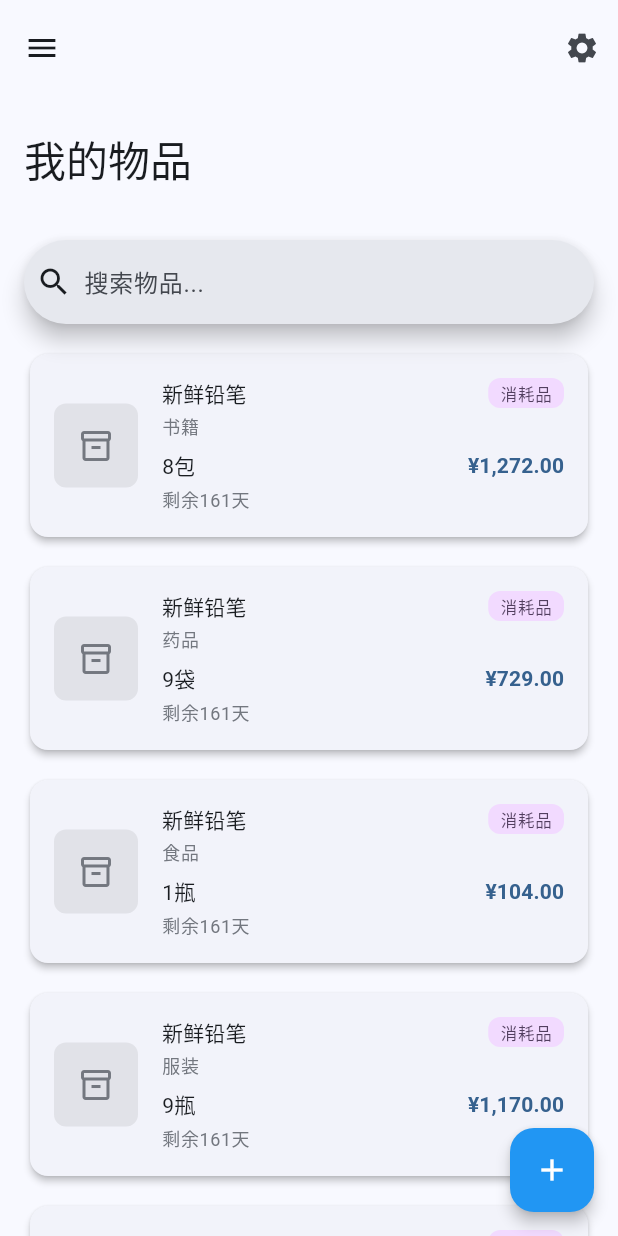
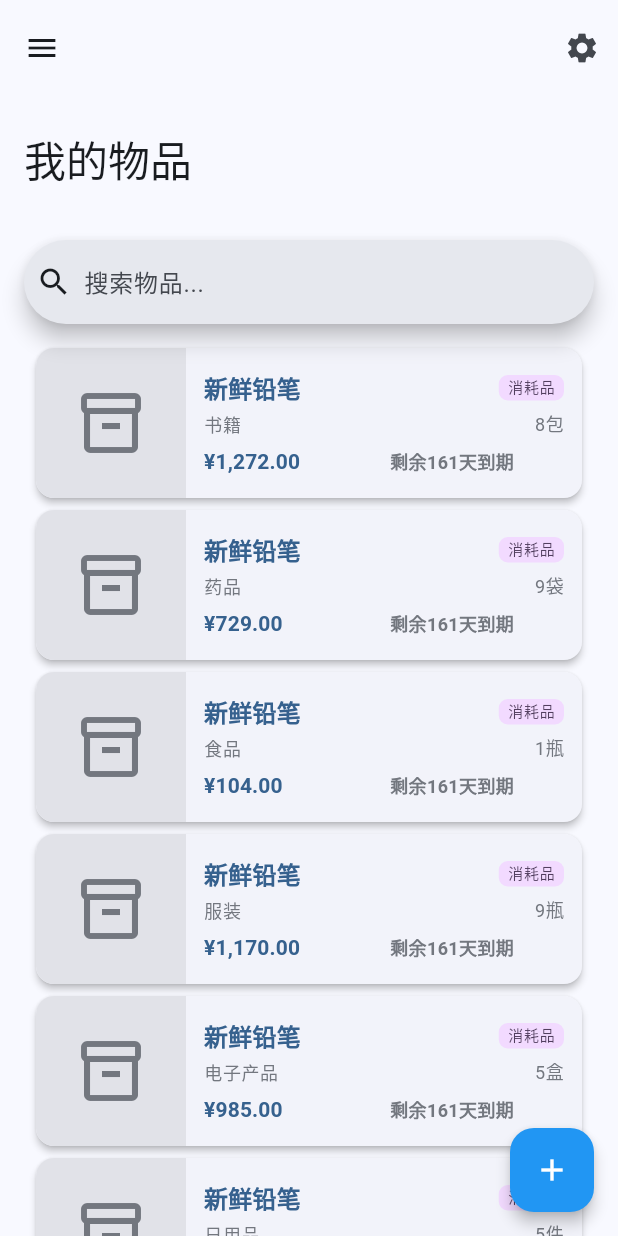
Before and after one commit to NeoXieChina/recording, a Flutter app: the screen it shows after launch, on a phone screen of 412 x 824 dp. Run offline on Flutter 3.47's test engine with Material 3 defaults, Android fonts, the phone set to English and light mode, and no system bars; drawn by our look-alikes of flutter_slidable; our stand-ins replace file_picker, flutter_local_notifications, image_picker, permission_handler, sqflite, timezone; missing offline and left inert: workmanager; accounts and stored records are empty.

Commit message:
feat: 更新README，添加开发设置说明；优化物品列表界面，调整布局和样式；增强日期格式化工具，支持保修日期标识

```diff
--- a/lib/screens/item_list/item_list_screen.dart
+++ b/lib/screens/item_list/item_list_screen.dart
@@ -66,7 +66,9 @@ class _ItemListScreenState extends State<ItemListScreen> {
                   return Row(
                     children: [
                       Icon(
-                        type == ItemType.consumable ? Icons.local_grocery_store : Icons.construction,
+                        type == ItemType.consumable
+                            ? Icons.local_grocery_store
+                            : Icons.construction,
                         size: 20,
                         color: Theme.of(context).colorScheme.primary,
                       ),
@@ -92,7 +94,9 @@ class _ItemListScreenState extends State<ItemListScreen> {
             actions: [
               Consumer<ItemListProvider>(
                 builder: (context, provider, _) {
-                  final hasLocationFilter = provider.filterLocation != null && provider.filterLocation!.isNotEmpty;
+                  final hasLocationFilter =
+                      provider.filterLocation != null &&
+                      provider.filterLocation!.isNotEmpty;
                   final hasTypeFilter = provider.filterType != null;
                   if (hasLocationFilter || hasTypeFilter) {
                     return IconButton(
@@ -195,52 +199,74 @@ class _ItemListScreenState extends State<ItemListScreen> {
     );
   }
 
-
-
   Widget _buildItemCard(Item item, ItemListProvider provider) {
     final cs = Theme.of(context).colorScheme;
     final isWarning = item.isExpiringSoon || item.isWarrantyExpiringSoon;
     final isDanger = item.isExpired || item.isWarrantyExpired;
 
     return Padding(
-      padding: const EdgeInsets.only(bottom: 12),
+      padding: const EdgeInsets.only(bottom: 8),
       child: Slidable(
         endActionPane: ActionPane(
           motion: const ScrollMotion(),
-          extentRatio: 0.25,
+           extentRatio: 0.18,
           children: [
-            SlidableAction(
-              onPressed: (_) => _confirmDelete(item, provider),
-              backgroundColor: cs.error,
-              foregroundColor: cs.onError,
-              icon: Icons.delete,
-              label: '删除',
+                  Center(
+                    child: Container(
+                      width: 56,
+                      height: 56,
+                      decoration: BoxDecoration(
+                        color: cs.error,
                         borderRadius: BorderRadius.circular(12),
+                      ),
+                       child: GestureDetector(
+                         onTap: () => _confirmDelete(item, provider),
+                         child: Center(
+                           child: Icon(Icons.delete, color: cs.onError, size: 24),
+                         ),
+                       ),
+                    ),
                   ),
           ],
         ),
         child: Card(
           clipBehavior: Clip.antiAlias,
+          margin: const EdgeInsets.symmetric(horizontal: 8),
+          shape: RoundedRectangleBorder(
+            borderRadius: BorderRadius.circular(12),
+          ),
           child: InkWell(
             onTap: () {
               _navigateToEdit(item);
             },
+            borderRadius: BorderRadius.circular(12),
+            child: IntrinsicHeight(
+              child: Row(
+                crossAxisAlignment: CrossAxisAlignment.stretch,
+                children: [
+                  // 左侧图片区域 - 固定宽度正方形
+                  _buildThumbnail(item),
+                  // 右侧内容区域
+                  Expanded(
                     child: Padding(
-              padding: const EdgeInsets.all(16),
-              child: Row(
-                children: [
-                  _buildThumbnail(item),
-                  const SizedBox(width: 16),
-                  Expanded(
+                      padding: const EdgeInsets.all(12),
                       child: Column(
                         crossAxisAlignment: CrossAxisAlignment.start,
+                        mainAxisAlignment: MainAxisAlignment.center,
                         children: [
                           Row(
                             children: [
                               Expanded(
                                 child: Text(
                                   item.name,
-                                style: Theme.of(context).textTheme.titleSmall,
+                                  style: Theme.of(context).textTheme.titleMedium
+                                      ?.copyWith(
+                                        fontSize: 16,
+                                        fontWeight: FontWeight.w700,
+                                        color: Theme.of(
+                                          context,
+                                        ).colorScheme.primary,
+                                      ),
                                   maxLines: 1,
                                   overflow: TextOverflow.ellipsis,
                                 ),
@@ -249,36 +275,50 @@ class _ItemListScreenState extends State<ItemListScreen> {
                             ],
                           ),
                           const SizedBox(height: 4),
-                        Text(
-                          item.category,
-                          style: Theme.of(
-                            context,
-                          ).textTheme.bodySmall?.copyWith(color: cs.outline),
-                        ),
-                        const SizedBox(height: 8),
                           Row(
                             children: [
                               Text(
-                              '${item.quantity}${item.unit}',
-                              style: Theme.of(context).textTheme.bodyMedium,
+                                item.category,
+                                style: Theme.of(context).textTheme.bodySmall
+                                    ?.copyWith(color: cs.outline, fontSize: 12),
                               ),
                               const Spacer(),
                               Text(
+                                '${item.quantity}${item.unit}',
+                                style: Theme.of(context).textTheme.bodySmall
+                                    ?.copyWith(color: cs.outline, fontSize: 12),
+                              ),
+                            ],
+                          ),
+                          const SizedBox(height: 6),
+                          Row(
+                            children: [
+                              Expanded(
+                                child: Text(
                                   FormatUtils.formatPrice(item.totalPrice),
                                   style: Theme.of(context).textTheme.titleSmall
                                       ?.copyWith(
                                         color: cs.primary,
-                                    fontWeight: FontWeight.bold,
+                                        fontWeight: FontWeight.w700,
+                                        fontSize: 14,
+                                      ),
+                                ),
+                              ),
+                              if (item.expiryDate != null ||
+                                  item.warrantyDate != null) ...[
+                                const SizedBox(width: 8),
+                                Expanded(
+                                  child: _buildDateStatus(
+                                    item,
+                                    isWarning,
+                                    isDanger,
                                   ),
                                 ),
                               ],
+                            ],
                           ),
-                        if (item.expiryDate != null ||
-                            item.warrantyDate != null) ...[
-                          const SizedBox(height: 4),
-                          _buildDateStatus(item, isWarning, isDanger),
                         ],
-                      ],
+                      ),
                     ),
                   ),
                 ],
@@ -291,33 +331,38 @@ class _ItemListScreenState extends State<ItemListScreen> {
   }
 
   Widget _buildThumbnail(Item item) {
-    if (item.imagePaths.isNotEmpty &&
-        File(item.imagePaths.first).existsSync()) {
-      return ClipRRect(
-        borderRadius: BorderRadius.circular(8),
-        child: Image.file(
+    return SizedBox(
+      width: 100,
+      height: 100,
+      child: ClipRRect(
+        borderRadius: const BorderRadius.only(
+          topLeft: Radius.circular(8),
+          bottomLeft: Radius.circular(8),
+        ),
+        child:
+            item.imagePaths.isNotEmpty &&
+                File(item.imagePaths.first).existsSync()
+            ? Image.file(
                 File(item.imagePaths.first),
-          width: 56,
-          height: 56,
                 fit: BoxFit.cover,
+                width: double.infinity,
+                height: double.infinity,
                 errorBuilder: (_, _, _) => _defaultThumb(),
+              )
+            : _defaultThumb(),
       ),
     );
-    }
-    return _defaultThumb();
   }
 
   Widget _defaultThumb() {
     return Container(
-      width: 56,
-      height: 56,
-      decoration: BoxDecoration(
       color: Theme.of(context).colorScheme.surfaceContainerHighest,
-        borderRadius: BorderRadius.circular(8),
-      ),
+      child: Center(
         child: Icon(
           Icons.inventory_2_outlined,
+          size: 48,
           color: Theme.of(context).colorScheme.outline,
+        ),
       ),
     );
   }
@@ -325,16 +370,17 @@ class _ItemListScreenState extends State<ItemListScreen> {
   Widget _buildTypeChip(Item item) {
     final isC = item.itemType == ItemType.consumable;
     return Container(
-      padding: const EdgeInsets.symmetric(horizontal: 8, vertical: 2),
+      padding: const EdgeInsets.symmetric(horizontal: 6, vertical: 1),
       decoration: BoxDecoration(
         color: isC
             ? Theme.of(context).colorScheme.tertiaryContainer
             : Theme.of(context).colorScheme.secondaryContainer,
-        borderRadius: BorderRadius.circular(8),
+        borderRadius: BorderRadius.circular(6),
       ),
       child: Text(
         isC ? '消耗品' : '耐用品',
         style: Theme.of(context).textTheme.labelSmall?.copyWith(
+          fontSize: 10,
           color: isC
               ? Theme.of(context).colorScheme.onTertiaryContainer
               : Theme.of(context).colorScheme.onSecondaryContainer,
@@ -353,9 +399,14 @@ class _ItemListScreenState extends State<ItemListScreen> {
         : isWarning
         ? Theme.of(context).colorScheme.tertiary
         : Theme.of(context).colorScheme.outline;
+    final isWarranty = item.itemType == ItemType.durable;
     return Text(
-      FormatUtils.formatRemainingDays(date),
-      style: Theme.of(context).textTheme.bodySmall?.copyWith(color: color),
+      FormatUtils.formatRemainingDays(date, isWarranty: isWarranty),
+      style: Theme.of(context).textTheme.bodyMedium?.copyWith(
+        color: color,
+        fontSize: 12,
+        fontWeight: FontWeight.w700,
+      ),
     );
   }
 
@@ -449,7 +500,9 @@ class _ItemListScreenState extends State<ItemListScreen> {
                     title: Text(
                       '全部',
                       style: TextStyle(
-                        fontWeight: currentTypeFilter == null ? FontWeight.bold : FontWeight.normal,
+                        fontWeight: currentTypeFilter == null
+                            ? FontWeight.bold
+                            : FontWeight.normal,
                         color: currentTypeFilter == null
                             ? Theme.of(context).colorScheme.primary
                             : null,
@@ -477,7 +530,9 @@ class _ItemListScreenState extends State<ItemListScreen> {
                     title: Text(
                       '消耗品',
                       style: TextStyle(
-                        fontWeight: currentTypeFilter == ItemType.consumable ? FontWeight.bold : FontWeight.normal,
+                        fontWeight: currentTypeFilter == ItemType.consumable
+                            ? FontWeight.bold
+                            : FontWeight.normal,
                         color: currentTypeFilter == ItemType.consumable
                             ? Theme.of(context).colorScheme.primary
                             : null,
@@ -505,7 +560,9 @@ class _ItemListScreenState extends State<ItemListScreen> {
                     title: Text(
                       '耐用品',
                       style: TextStyle(
-                        fontWeight: currentTypeFilter == ItemType.durable ? FontWeight.bold : FontWeight.normal,
+                        fontWeight: currentTypeFilter == ItemType.durable
+                            ? FontWeight.bold
+                            : FontWeight.normal,
                         color: currentTypeFilter == ItemType.durable
                             ? Theme.of(context).colorScheme.primary
                             : null,
@@ -566,7 +623,9 @@ class _ItemListScreenState extends State<ItemListScreen> {
                 title: Text(
                   '全部地点',
                   style: TextStyle(
-                    fontWeight: currentLocationFilter == null ? FontWeight.bold : FontWeight.normal,
+                    fontWeight: currentLocationFilter == null
+                        ? FontWeight.bold
+                        : FontWeight.normal,
                     color: currentLocationFilter == null
                         ? Theme.of(context).colorScheme.primary
                         : null,
@@ -578,7 +637,8 @@ class _ItemListScreenState extends State<ItemListScreen> {
                   Navigator.pop(context);
                 },
               ),
-              ...locations.map((location) => ListTile(
+              ...locations.map(
+                (location) => ListTile(
                   leading: Icon(
                     Icons.place,
                     color: currentLocationFilter == location
@@ -588,7 +648,9 @@ class _ItemListScreenState extends State<ItemListScreen> {
                   title: Text(
                     location,
                     style: TextStyle(
-                    fontWeight: currentLocationFilter == location ? FontWeight.bold : FontWeight.normal,
+                      fontWeight: currentLocationFilter == location
+                          ? FontWeight.bold
+                          : FontWeight.normal,
                       color: currentLocationFilter == location
                           ? Theme.of(context).colorScheme.primary
                           : null,
@@ -599,7 +661,8 @@ class _ItemListScreenState extends State<ItemListScreen> {
                     provider.setFilterLocation(location);
                     Navigator.pop(context);
                   },
-              )),
+                ),
+              ),
               if (locations.isEmpty) ...[
                 const Padding(
                   padding: EdgeInsets.all(16.0),
--- a/lib/utils/format.dart
+++ b/lib/utils/format.dart
@@ -88,7 +88,8 @@ class FormatUtils {
   }
 
   /// 格式化剩余天数
-  static String formatRemainingDays(DateTime targetDate) {
+  /// [isWarranty] 是否为保修日期（true: 过保, false: 到期）
+  static String formatRemainingDays(DateTime targetDate, {bool isWarranty = false}) {
     final now = DateTime.now();
     final today = DateTime(now.year, now.month, now.day);
     final target = DateTime(targetDate.year, targetDate.month, targetDate.day);
@@ -96,16 +97,18 @@ class FormatUtils {
     final difference = target.difference(today);
     final days = difference.inDays;
 
+    final suffix = isWarranty ? '过保' : '到期';
+
     if (days == 0) {
-      return '今天到期';
+      return '今天$suffix';
     } else if (days == 1) {
-      return '明天到期';
+      return '明天$suffix';
     } else if (days == -1) {
-      return '昨天已到期';
+      return '昨天已$suffix';
     } else if (days < 0) {
-      return '已过期${-days}天';
+      return '已${isWarranty ? '过保' : '过期'}${-days}天';
     } else {
-      return '剩余$days天';
+      return '剩余$days天$suffix';
     }
   }
 
```
Also changed, not shown: .merkle-snapshot.json, 1 other file. Lines whose indentation alone changed are shown as unchanged.
